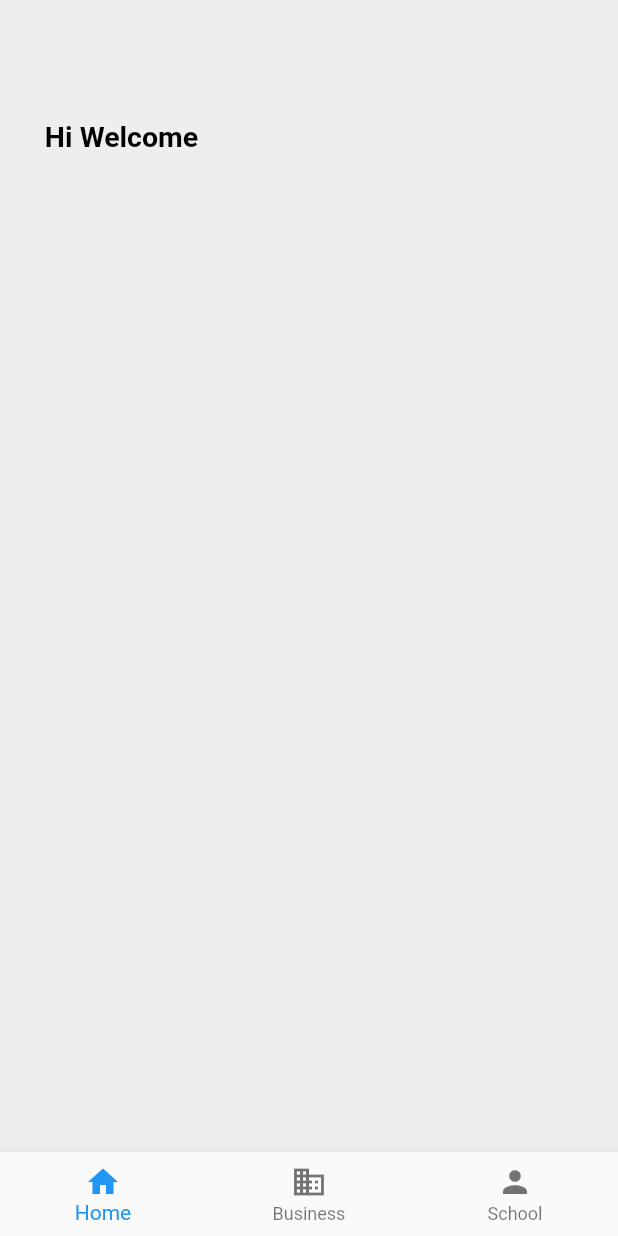
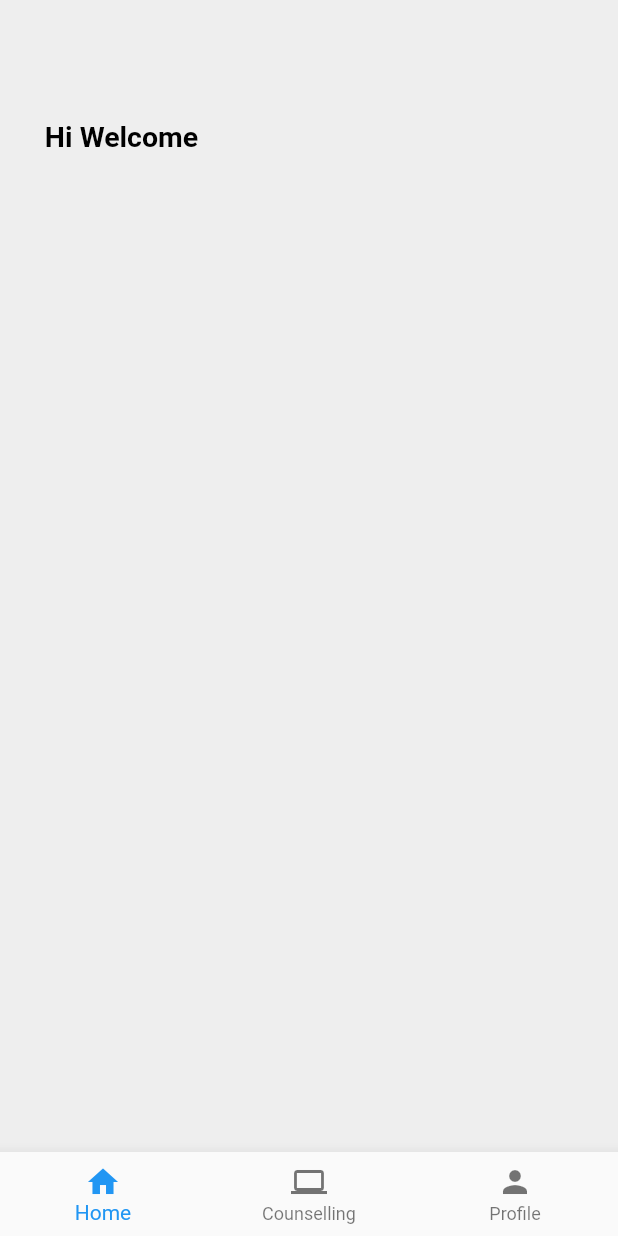
Before and after one commit to Vrushabh156/students_counselling, a Flutter app: the homePage screen opened directly, on a phone screen of 412 x 824 dp. Run offline on Flutter 3.47's test engine with Material 2 defaults, Android fonts, the light colour scheme and no system bars.

Commit message:
First Commit

```diff
--- a/lib/Screens/home.dart
+++ b/lib/Screens/home.dart
@@ -65,13 +65,13 @@ class _HomePage extends State<homePage> {
           ),
 
           BottomNavigationBarItem(
-            icon: Icon(Icons.business),
-            label: 'Business',
+            icon: Icon(Icons.laptop),
+            label: 'Counselling',
           ),
 
           BottomNavigationBarItem(
             icon: Icon(Icons.person),
-            label: 'School',
+            label: 'Profile',
           ),
         ],
 
```
